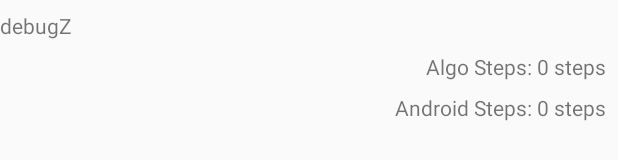
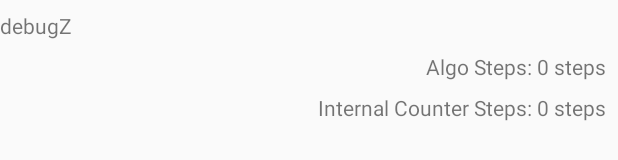
Before and after one commit to brownmagik352/pedometertest, an Android app: the layout activity_main.xml on its own in the app's theme, with its tools: preview values and no code run, on a phone screen of 412 x 824 dp. Shown: the part 721-881 px from the top of the screen. Run offline under Robolectric (Android 15) with nearby library versions, the phone set to English and light mode, and no system bars; plain views replace GraphView.

Commit message:
internal step counter fixed, closes #10

```diff
--- a/app/src/main/res/layout/activity_main.xml
+++ b/app/src/main/res/layout/activity_main.xml
@@ -56,12 +56,12 @@
         app:layout_constraintTop_toBottomOf="@+id/debugZ" />
 
     <TextView
-        android:id="@+id/step_counter_view"
+        android:id="@+id/internal_steps_view"
         android:layout_width="wrap_content"
         android:layout_height="wrap_content"
         android:layout_marginEnd="8dp"
         android:layout_marginTop="8dp"
-        android:text="Android Steps: 0 steps"
+        android:text="Internal Counter Steps: 0 steps"
         app:layout_constraintEnd_toEndOf="parent"
         app:layout_constraintTop_toBottomOf="@+id/algo_counter_view" />
 
```
Also changed, not shown: app/src/main/java/com/example/brownmagik352/pedometertest/MainActivity.java (+10 -6 lines).
